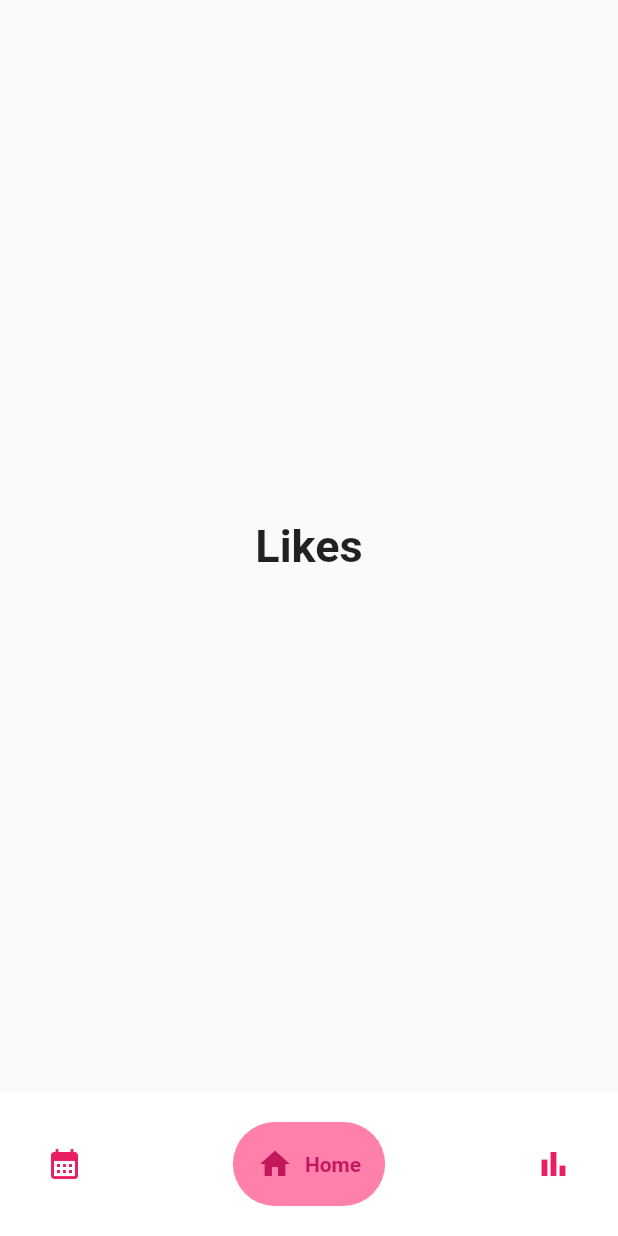
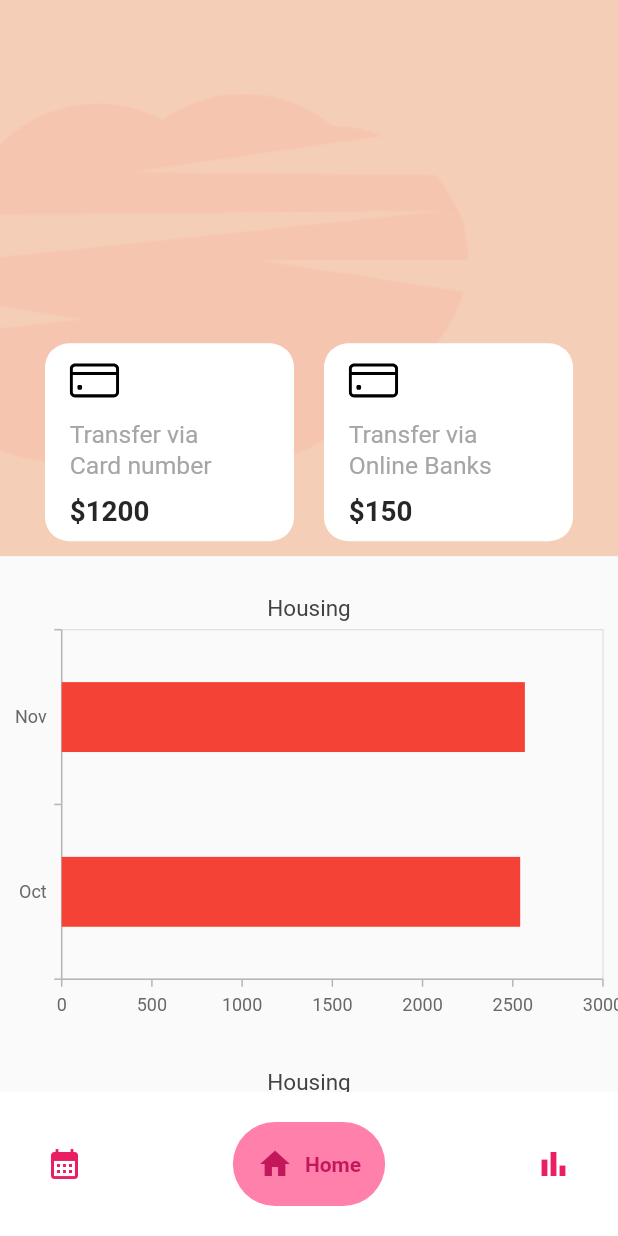
Before and after one commit to afham22/final-project, a Flutter app: the AppHome screen opened directly, on a phone screen of 412 x 824 dp. Run offline on Flutter 3.47's test engine with Material 2 defaults, Android fonts, the phone set to English and light mode, and no system bars; drawn by our look-alikes of google_nav_bar; our stand-ins replace date_picker_timeline, email_validator, flutter_staggered_animations, flutter_svg, get, get_storage and 2 more; accounts and stored records are empty; Roboto replaces fonts that are missing (Poppins).

Commit message:
further changes

```diff
--- a/bugetify_app/lib/app_homePage.dart
+++ b/bugetify_app/lib/app_homePage.dart
@@ -1,3 +1,4 @@
+import 'package:bugetify_app/dashboard.dart';
 import 'package:bugetify_app/feature.dart';
 import 'package:bugetify_app/screens/Login/login_screen.dart';
 import 'package:bugetify_app/ui/pages/home_page.dart';
@@ -18,10 +19,7 @@ class _MyAppHomeState extends State<AppHome> {
       TextStyle(fontSize: 30, fontWeight: FontWeight.w600);
   static List<Widget> _widgetOptions = <Widget>[
     CalendarHomePage(), // updated
-    Text(
-      'Likes',
-      style: optionStyle,
-    ),
+    Dashboard(),
     Feature()
   ];
 
--- /dev/null
+++ b/bugetify_app/lib/components/inforcard.dart
@@ -0,0 +1,50 @@
+import 'package:bugetify_app/components/primarytext.dart';
+import 'package:flutter/material.dart';
+import 'package:flutter_svg/svg.dart';
+
+class InfoCard extends StatelessWidget {
+  final String icon;
+  final String label;
+  final String amount;
+
+  InfoCard({required this.icon, required this.label, required this.amount});
+
+  @override
+  Widget build(BuildContext context) {
+    final screenWidth = MediaQuery.of(context).size.width;
+    final blockSizeVertical = screenWidth / 100;
+
+    return Container(
+      constraints: BoxConstraints(minWidth: screenWidth / 2 - 40),
+      padding: EdgeInsets.symmetric(
+        vertical: blockSizeVertical * 2,
+        horizontal: blockSizeVertical * 4,
+      ),
+      decoration: BoxDecoration(
+        borderRadius: BorderRadius.circular(16),
+        color: Colors.white,
+      ),
+      child: Column(
+        crossAxisAlignment: CrossAxisAlignment.start,
+        children: [
+          SvgPicture.asset(
+            icon,
+            width: blockSizeVertical * 8,
+          ),
+          SizedBox(height: blockSizeVertical * 2),
+          PrimaryText(
+            text: label,
+            color: Color(0xffa6a6a6),
+            size: blockSizeVertical * 4,
+          ),
+          SizedBox(height: blockSizeVertical * 2),
+          PrimaryText(
+            text: amount,
+            size: blockSizeVertical * 4.5,
+            fontWeight: FontWeight.w700,
+          ),
+        ],
+      ),
+    );
+  }
+}
--- /dev/null
+++ b/bugetify_app/lib/components/primarytext.dart
@@ -0,0 +1,31 @@
+import 'package:flutter/material.dart';
+
+class PrimaryText extends StatelessWidget {
+  final double size;
+  final FontWeight fontWeight;
+  final Color color;
+  final String text;
+  final double height;
+
+  const PrimaryText({
+    required this.text,
+    this.fontWeight: FontWeight.w400,
+    this.color: const Color(0xff262626),
+    this.size: 20,
+    this.height: 1.3,
+  });
+
+  @override
+  Widget build(BuildContext context) {
+    return Text(
+      text,
+      style: TextStyle(
+        color: color,
+        height: height,
+        fontFamily: 'Poppins',
+        fontSize: size,
+        fontWeight: fontWeight,
+      ),
+    );
+  }
+}
--- a/bugetify_app/lib/dashboard.dart
+++ b/bugetify_app/lib/dashboard.dart
@@ -0,0 +1,191 @@
+import 'dart:convert';
+
+import 'package:bugetify_app/components/inforcard.dart';
+import 'package:bugetify_app/ppp.dart';
+import 'package:flutter/material.dart';
+import 'package:flutter/services.dart';
+import 'package:flutter_svg/svg.dart';
+import 'package:http/http.dart' as http;
+import 'package:syncfusion_flutter_charts/charts.dart';
+
+class Dashboard extends StatefulWidget {
+  const Dashboard({Key? key}) : super(key: key);
+
+  @override
+  _DashboardState createState() => _DashboardState();
+}
+
+class _DashboardState extends State<Dashboard> {
+  List<Expense> sales = [];
+
+  Future<String> getJsonFromFirebase() async {
+    return await rootBundle.loadString('assets/data.json');
+  }
+
+  Future loadExpenseData() async {
+    final String jsonString = await getJsonFromFirebase();
+    final dynamic jsonResponse = json.decode(jsonString);
+    for (Map<String, dynamic> i in jsonResponse) {
+      sales.add(Expense.fromJson(i));
+    }
+  }
+
+  @override
+  void initState() {
+    super.initState();
+    loadExpenseData();
+  }
+
+  @override
+  Widget build(BuildContext context) {
+    var size = MediaQuery.of(context).size;
+
+    return Scaffold(
+      body: SingleChildScrollView(
+        child: Column(children: [
+          Stack(
+            children: [
+              Container(
+                height: size.height * .45,
+                decoration: BoxDecoration(
+                  color: Color(0xFFF5CEB8),
+                  image: DecorationImage(
+                    alignment: Alignment.centerLeft,
+                    image: AssetImage("assets/img/undraw_pilates_gpdb.png"),
+                  ),
+                ),
+              ),
+              Positioned(
+                bottom: 10,
+                child: Row(
+                  mainAxisAlignment: MainAxisAlignment.center,
+                  children: [
+                    SizedBox(
+                      width: 30,
+                    ),
+                    InfoCard(
+                      icon: 'assets/img/credit-card.svg',
+                      label: 'Transfer via\nCard number',
+                      amount: '\$1200',
+                    ),
+                    SizedBox(
+                      width: 20,
+                    ),
+                    InfoCard(
+                      icon: 'assets/img/credit-card.svg',
+                      label: 'Transfer via\nOnline Banks',
+                      amount: '\$150',
+                    ),
+                    SizedBox(
+                      width: 10,
+                    ),
+                  ],
+                ),
+              ),
+            ],
+          ),
+
+          // Container(
+          //   // Here the height of the container is 45% of our total height
+          //   height: size.height * .45,
+          //   decoration: BoxDecoration(
+          //     color: Color(0xFFF5CEB8),
+          //     image: DecorationImage(
+          //       alignment: Alignment.centerLeft,
+          //       image: AssetImage("assets/img/undraw_pilates_gpdb.png"),
+          //     ),
+          //   ),
+          // ),
+          // Row(
+          //   mainAxisAlignment: MainAxisAlignment.spaceEvenly,
+          //   children: [
+          //     InfoCard(
+          //       icon: 'assets/img/credit-card.svg',
+          //       label: 'Transfer via\nCard number',
+          //       amount: '\$1200',
+          //     ),
+          //     InfoCard(
+          //       icon: 'assets/img/credit-card.svg',
+          //       label: 'Transfer via\nOnline Banks',
+          //       amount: '\$150',
+          //     ),
+          //   ],
+          // ),
+          SizedBox(
+            height: 16,
+          ),
+          FutureBuilder(
+            future: getJsonFromFirebase(),
+            builder: (context, snapshot) {
+              if (snapshot.hasData) {
+                return SfCartesianChart(
+                  title: ChartTitle(text: 'Housing'),
+                  primaryXAxis: CategoryAxis(
+                      majorGridLines:
+                          const MajorGridLines(color: Colors.transparent),
+                      minorGridLines:
+                          const MinorGridLines(color: Colors.transparent)),
+                  primaryYAxis: NumericAxis(
+                    majorGridLines:
+                        const MajorGridLines(color: Colors.transparent),
+                    minorGridLines:
+                        const MinorGridLines(color: Colors.transparent),
+                  ),
+                  series: <ChartSeries>[
+                    BarSeries<Expense, String>(
+                      dataSource: sales,
+                      xValueMapper: (Expense details, _) => details.month,
+                      yValueMapper: (Expense details, _) => details.Housing,
+                      color: Colors.red,
+                      width: 0.4,
+                    ),
+                  ],
+                );
+              } else {
+                return Center(child: CircularProgressIndicator());
+              }
+            },
+          ),
+          SizedBox(
+            height: 16,
+          ),
+          FutureBuilder(
+            future: getJsonFromFirebase(),
+            builder: (context, snapshot) {
+              if (snapshot.hasData) {
+                return SfCartesianChart(
+                  title: ChartTitle(text: 'Housing'),
+                  primaryXAxis: CategoryAxis(
+                      majorGridLines:
+                          const MajorGridLines(color: Colors.transparent),
+                      minorGridLines:
+                          const MinorGridLines(color: Colors.transparent)),
+                  primaryYAxis: NumericAxis(
+                    majorGridLines:
+                        const MajorGridLines(color: Colors.transparent),
+                    minorGridLines:
+                        const MinorGridLines(color: Colors.transparent),
+                  ),
+                  series: <ChartSeries>[
+                    BarSeries<Expense, String>(
+                      dataSource: sales,
+                      xValueMapper: (Expense details, _) => details.month,
+                      yValueMapper: (Expense details, _) => details.Housing,
+                      color: Colors.red,
+                      width: 0.4,
+                    ),
+                  ],
+                );
+              } else {
+                return Center(child: CircularProgressIndicator());
+              }
+            },
+          ),
+          SizedBox(
+            height: 40,
+          )
+        ]),
+      ),
+    );
+  }
+}
--- a/bugetify_app/pubspec.yaml
+++ b/bugetify_app/pubspec.yaml
@@ -45,7 +45,6 @@ dependencies:
   modal_progress_hud_nsn: ^0.1.0-nullsafety-1
   syncfusion_flutter_charts: ^19.1.63
 
-
 dev_dependencies:
   flutter_test:
     sdk: flutter
```
Also changed, not shown: bugetify_app/assets/img/credit-card.svg (added), bugetify_app/assets/img/undraw_pilates_gpdb.png (added).
